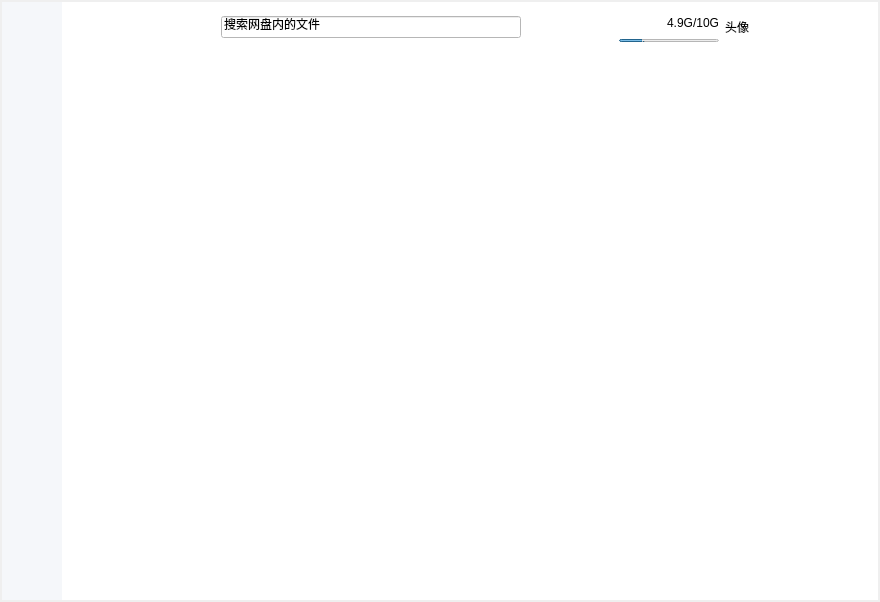
The window that src/MainWindow/MainWindow.ui (tan-yrf/TanCloudPC) describes before a commit, drawn with Qt 5.
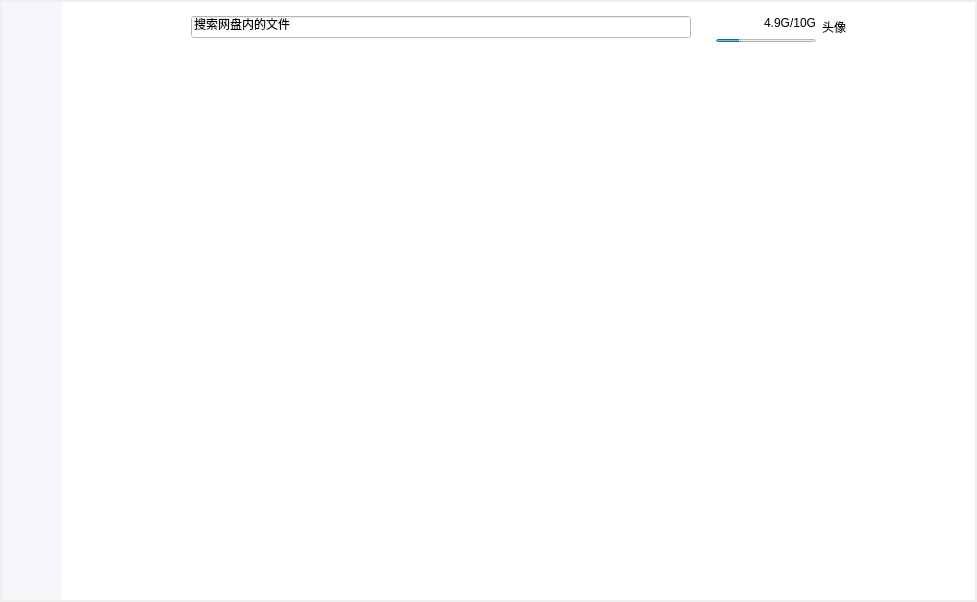
The same window after the commit. Icons and pictures are not drawn. Custom widgets are drawn as their Qt base class.

Patch:
```diff
--- a/src/MainWindow/MainWindow.ui
+++ b/src/MainWindow/MainWindow.ui
@@ -6,7 +6,7 @@
    <rect>
     <x>0</x>
     <y>0</y>
-    <width>880</width>
+    <width>977</width>
     <height>602</height>
    </rect>
   </property>
@@ -241,6 +241,9 @@
               <layout class="QHBoxLayout" name="horizontalLayout_3">
                <item>
                 <layout class="QHBoxLayout" name="horizontalLayout_2">
+                 <property name="spacing">
+                  <number>20</number>
+                 </property>
                  <item>
                   <widget class="QPushButton" name="back">
                    <property name="sizePolicy">
@@ -305,8 +308,8 @@
                    </property>
                    <property name="iconSize">
                     <size>
-                     <width>20</width>
-                     <height>20</height>
+                     <width>25</width>
+                     <height>25</height>
                     </size>
                    </property>
                   </widget>
@@ -336,13 +339,13 @@
                  </property>
                  <property name="minimumSize">
                   <size>
-                   <width>300</width>
+                   <width>500</width>
                    <height>0</height>
                   </size>
                  </property>
                  <property name="maximumSize">
                   <size>
-                   <width>300</width>
+                   <width>500</width>
                    <height>16777215</height>
                   </size>
                  </property>
```
Left out of the diff: 6 changed lines with no effect on the pictures.
